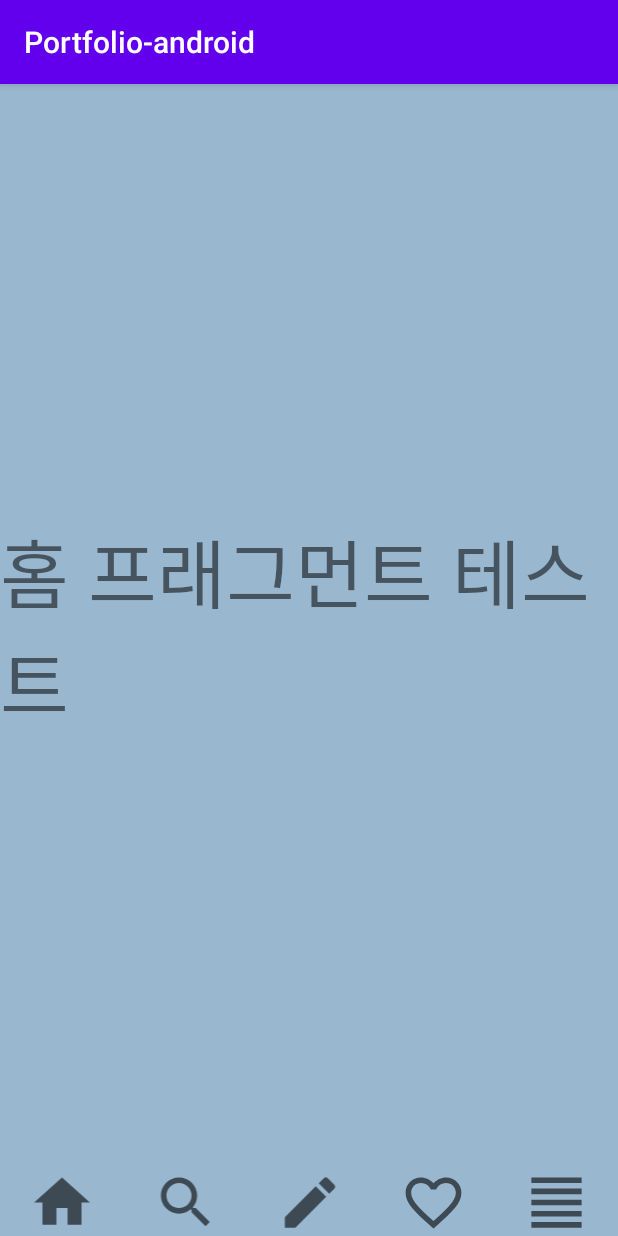
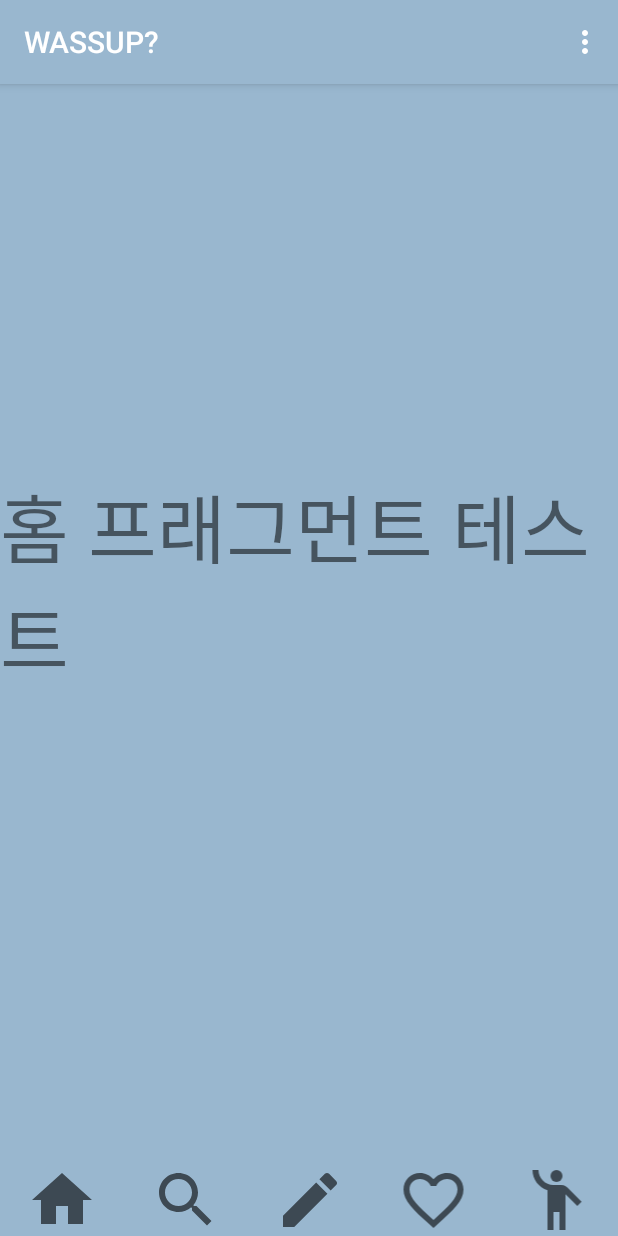
Before and after one commit to Discoonect/Portfolio-android, an Android app: the Home screen opened directly, with no data from a screen before it, on a phone screen of 412 x 824 dp. Run offline under Robolectric (Android 15) with nearby library versions, the phone set to English and light mode, and no system bars.

Commit message:
회원가입  O 로그인    O 프래그먼트 O 툴바     O 셋팅 하는중

```diff
--- a/app/build.gradle
+++ b/app/build.gradle
@@ -39,4 +39,5 @@ dependencies {
 
     implementation 'com.android.volley:volley:1.1.1'
 
+
 }
--- a/app/src/main/AndroidManifest.xml
+++ b/app/src/main/AndroidManifest.xml
@@ -8,13 +8,14 @@
     <application
         android:allowBackup="true"
         android:icon="@mipmap/ic_launcher"
-        android:label="@string/app_name"
+        android:label="WASSUP?"
         android:networkSecurityConfig="@xml/network_security_config"
         android:roundIcon="@mipmap/ic_launcher_round"
         android:supportsRtl="true"
         android:theme="@style/AppTheme"
         android:usesCleartextTraffic="true">
-        <activity android:name=".fragment.Fragment_Setting"></activity>
+        <activity android:name=".Setting"></activity>
+        <activity android:name=".fragment.Fragment_User" />
         <activity android:name=".fragment.Fragment_Favorite" />
         <activity android:name=".fragment.Fragment_Write" />
         <activity android:name=".fragment.Fragment_Search" />
--- a/app/src/main/java/com/kks/portfolio_android/Home.java
+++ b/app/src/main/java/com/kks/portfolio_android/Home.java
@@ -1,16 +1,21 @@
 package com.kks.portfolio_android;
 
+import androidx.annotation.NonNull;
 import androidx.appcompat.app.AppCompatActivity;
+import androidx.appcompat.widget.Toolbar;
 import androidx.fragment.app.FragmentManager;
 import androidx.fragment.app.FragmentTransaction;
 
+import android.content.Intent;
 import android.os.Bundle;
+import android.view.Menu;
+import android.view.MenuItem;
 import android.view.View;
 
 import com.kks.portfolio_android.fragment.Fragment_Favorite;
 import com.kks.portfolio_android.fragment.Fragment_Home;
 import com.kks.portfolio_android.fragment.Fragment_Search;
-import com.kks.portfolio_android.fragment.Fragment_Setting;
+import com.kks.portfolio_android.fragment.Fragment_User;
 import com.kks.portfolio_android.fragment.Fragment_Write;
 
 public class Home extends AppCompatActivity {
@@ -20,7 +25,7 @@ public class Home extends AppCompatActivity {
     private Fragment_Home fragment_home;
     private Fragment_Search fragment_search;
     private Fragment_Write fragment_write;
-    private Fragment_Setting fragment_setting;
+    private Fragment_User fragment_user;
     private Fragment_Favorite fragment_favorite;
 
     private FragmentTransaction transaction;
@@ -30,16 +35,42 @@ public class Home extends AppCompatActivity {
         super.onCreate(savedInstanceState);
         setContentView(R.layout.activity_home);
 
+        Toolbar toolbar = findViewById(R.id.app_toolbar);
+        setSupportActionBar(toolbar);
+
+
+
+
         fragmentManager = getSupportFragmentManager();
 
         fragment_home = new Fragment_Home();
         fragment_search = new Fragment_Search();
         fragment_write = new Fragment_Write();
-        fragment_setting = new Fragment_Setting();
+        fragment_user = new Fragment_User();
         fragment_favorite = new Fragment_Favorite();
 
         transaction = fragmentManager.beginTransaction();
         transaction.replace(R.id.frameLayout,fragment_home).commitAllowingStateLoss();
+    }
+
+    @Override
+    public boolean onCreateOptionsMenu(Menu menu) {
+        getMenuInflater().inflate(R.menu.menu_main, menu);
+        return true;
+    }
+
+    @Override
+    public boolean onOptionsItemSelected(@NonNull MenuItem item) {
+
+        int id = item.getItemId();
+
+        if(id==R.id.action_settings){
+            Intent i = new Intent(Home.this,Setting.class);
+            startActivity(i);
+            return true;
+        }
+
+        return super.onOptionsItemSelected(item);
     }
 
     public void clickHandler(View view){
@@ -64,7 +95,7 @@ public class Home extends AppCompatActivity {
                 break;
 
             case R.id.btn_fragment_setting:
-                transaction.replace(R.id.frameLayout,fragment_setting).commitAllowingStateLoss();
+                transaction.replace(R.id.frameLayout, fragment_user).commitAllowingStateLoss();
                 break;
         }
 
--- a/app/src/main/java/com/kks/portfolio_android/fragment/Fragment_Home.java
+++ b/app/src/main/java/com/kks/portfolio_android/fragment/Fragment_Home.java
@@ -19,5 +19,7 @@ public class Fragment_Home extends Fragment {
     public View onCreateView(@NonNull LayoutInflater inflater, @Nullable ViewGroup container,
                              @Nullable Bundle savedInstanceState) {
         return inflater.inflate(R.layout.activity_fragment__home,container,false);
+
+
     }
 }
--- a/app/src/main/java/com/kks/portfolio_android/fragment/Fragment_Setting.java
+++ b/app/src/main/java/com/kks/portfolio_android/fragment/Fragment_User.java
@@ -2,7 +2,6 @@ package com.kks.portfolio_android.fragment;
 
 import androidx.annotation.NonNull;
 import androidx.annotation.Nullable;
-import androidx.appcompat.app.AppCompatActivity;
 import androidx.fragment.app.Fragment;
 
 import android.os.Bundle;
@@ -12,12 +11,12 @@ import android.view.ViewGroup;
 
 import com.kks.portfolio_android.R;
 
-public class Fragment_Setting extends Fragment {
+public class Fragment_User extends Fragment {
 
     @Nullable
     @Override
     public View onCreateView(@NonNull LayoutInflater inflater, @Nullable ViewGroup container,
                              @Nullable Bundle savedInstanceState) {
-        return inflater.inflate(R.layout.activity_fragment__setting,container,false);
+        return inflater.inflate(R.layout.activity_fragment__user,container,false);
     }
 }
--- /dev/null
+++ b/app/src/main/res/drawable/ic_baseline_emoji_people_24.xml
@@ -0,0 +1,6 @@
+<vector android:height="30dp" android:tint="?attr/colorControlNormal"
+    android:viewportHeight="24" android:viewportWidth="24"
+    android:width="30dp" xmlns:android="http://schemas.android.com/apk/res/android">
+    <path android:fillColor="@android:color/white" android:pathData="M12,4m-2,0a2,2 0,1 1,4 0a2,2 0,1 1,-4 0"/>
+    <path android:fillColor="@android:color/white" android:pathData="M15.89,8.11C15.5,7.72 14.83,7 13.53,7c-0.21,0 -1.42,0 -2.54,0C8.24,6.99 6,4.75 6,2H4c0,3.16 2.11,5.84 5,6.71V22h2v-6h2v6h2V10.05L18.95,14l1.41,-1.41L15.89,8.11z"/>
+</vector>
--- a/app/src/main/res/layout/activity_fragment__setting.xml
+++ b/app/src/main/res/layout/activity_fragment__user.xml
@@ -5,13 +5,13 @@
     android:layout_width="match_parent"
     android:layout_height="match_parent"
     android:background="#AF71BA"
-    tools:context=".fragment.Fragment_Setting">
+    tools:context=".fragment.Fragment_User">
 
     <TextView
         android:id="@+id/textView3"
         android:layout_width="wrap_content"
         android:layout_height="wrap_content"
-        android:text="세팅 프래그먼트 테스트"
+        android:text="개인유저 탭 프래그먼트 테스트"
         android:textSize="50sp"
         app:layout_constraintBottom_toBottomOf="parent"
         app:layout_constraintLeft_toLeftOf="parent"
--- a/app/src/main/res/layout/activity_home.xml
+++ b/app/src/main/res/layout/activity_home.xml
@@ -1,14 +1,37 @@
 <?xml version="1.0" encoding="utf-8"?>
+<androidx.coordinatorlayout.widget.CoordinatorLayout xmlns:android="http://schemas.android.com/apk/res/android"
+    xmlns:tools="http://schemas.android.com/tools"
+    xmlns:app="http://schemas.android.com/apk/res-auto"
+
+
+    android:layout_width="match_parent"
+    android:layout_height="match_parent">
+
+    <com.google.android.material.appbar.AppBarLayout
+        android:layout_width="match_parent"
+        android:layout_height="wrap_content"
+        android:theme="@style/AppTheme.AppBarOverlay"
+        >
+
+        <androidx.appcompat.widget.Toolbar
+            android:id="@+id/app_toolbar"
+            android:layout_width="match_parent"
+            android:layout_height="?attr/actionBarSize"
+            android:layout_weight="1"
+            android:background="?attr/colorPrimary"
+            android:minHeight="?attr/actionBarSize"
+            app:popupTheme="@style/AppTheme.PopupOverlay" />
+
+
+    </com.google.android.material.appbar.AppBarLayout>
+
     <LinearLayout
-    xmlns:android="http://schemas.android.com/apk/res/android"
-    xmlns:app="http://schemas.android.com/apk/res-auto"
-    xmlns:tools="http://schemas.android.com/tools"
         android:layout_width="match_parent"
         android:layout_height="match_parent"
-    tools:context=".Home"
+        android:background="@color/mainColor"
         android:orientation="vertical"
-    android:background="@color/mainColor"
-    >
+        tools:context=".Home">
+
 
         <LinearLayout
             android:layout_width="match_parent"
@@ -38,45 +61,43 @@
                 android:layout_width="match_parent"
                 android:layout_height="match_parent"
                 android:layout_weight="1"
-            app:srcCompat="@drawable/ic_baseline_home_24"
                 android:onClick="clickHandler"
-            />
+                app:srcCompat="@drawable/ic_baseline_home_24" />
 
             <ImageView
                 android:id="@+id/btn_fragment_search"
                 android:layout_width="match_parent"
                 android:layout_height="match_parent"
                 android:layout_weight="1"
-            app:srcCompat="@drawable/ic_baseline_search_24"
                 android:onClick="clickHandler"
-            />
+                app:srcCompat="@drawable/ic_baseline_search_24" />
 
             <ImageView
                 android:id="@+id/btn_fragment_write"
                 android:layout_width="match_parent"
                 android:layout_height="match_parent"
                 android:layout_weight="1"
-            app:srcCompat="@drawable/ic_baseline_create_24"
                 android:onClick="clickHandler"
-            />
+                app:srcCompat="@drawable/ic_baseline_create_24" />
 
             <ImageView
                 android:id="@+id/btn_fragment_favorite"
                 android:layout_width="match_parent"
                 android:layout_height="match_parent"
                 android:layout_weight="1"
-            app:srcCompat="@drawable/ic_baseline_favorite_border_24"
                 android:onClick="clickHandler"
-            />
+                app:srcCompat="@drawable/ic_baseline_favorite_border_24" />
 
             <ImageView
                 android:id="@+id/btn_fragment_setting"
                 android:layout_width="match_parent"
                 android:layout_height="match_parent"
                 android:layout_weight="1"
-            app:srcCompat="@drawable/ic_baseline_format_align_justify_24"
                 android:onClick="clickHandler"
-            />
+                app:srcCompat="@drawable/ic_baseline_emoji_people_24" />
         </LinearLayout>
 
     </LinearLayout>
+
+
+</androidx.coordinatorlayout.widget.CoordinatorLayout>
--- a/app/src/main/res/layout/activity_main.xml
+++ b/app/src/main/res/layout/activity_main.xml
@@ -41,8 +41,9 @@
                     android:layout_height="wrap_content"
                     android:layout_marginTop="30dp"
                     android:gravity="center"
-                    android:text="NAMELESS"
-                    android:textColor="#352626" />
+                    android:text="WASSUP Login"
+                    android:textColor="#352626"
+                    android:textSize="40sp" />
 
                 <EditText
                     android:id="@+id/main_edit_email"
--- /dev/null
+++ b/app/src/main/res/menu/menu_main.xml
@@ -0,0 +1,10 @@
+<menu xmlns:android="http://schemas.android.com/apk/res/android"
+    xmlns:app="http://schemas.android.com/apk/res-auto"
+    xmlns:tools="http://schemas.android.com/tools"
+    tools:context="com.test.myapplication.MainActivity">
+    <item
+        android:id="@+id/action_settings"
+        android:orderInCategory="100"
+        android:title="개인설정"
+        app:showAsAction="never" />
+</menu>
--- a/app/src/main/res/values/strings.xml
+++ b/app/src/main/res/values/strings.xml
@@ -1,3 +1,4 @@
 <resources>
     <string name="app_name">Portfolio-android</string>
+    <string name="action_settings">Settings</string>
 </resources>
--- a/app/src/main/res/values/styles.xml
+++ b/app/src/main/res/values/styles.xml
@@ -1,10 +1,14 @@
 <resources>
     <!-- Base application theme. -->
-    <style name="AppTheme" parent="Theme.AppCompat.Light.DarkActionBar">
+    <style name="AppTheme" parent="Theme.AppCompat.Light.NoActionBar">
         <!-- Customize your theme here. -->
-        <item name="colorPrimary">@color/colorPrimary</item>
+        <item name="colorPrimary">@color/mainColor</item>
         <item name="colorPrimaryDark">@color/colorPrimaryDark</item>
-        <item name="colorAccent">@color/colorAccent</item>
+        <item name="colorAccent">#FFFFFF</item>
     </style>
 
+    <style name="AppTheme.AppBarOverlay" parent="ThemeOverlay.AppCompat.Dark.ActionBar" />
+
+    <style name="AppTheme.PopupOverlay" parent="ThemeOverlay.AppCompat.Light" />
+
 </resources>
```
Also changed, not shown: app/src/main/java/com/kks/portfolio_android/Setting.java (added, +14 -0 lines), app/src/main/res/layout/activity_setting.xml (added, +9 -0 lines). Lines whose indentation alone changed are shown as unchanged.
